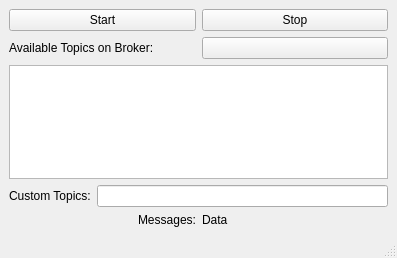
Old version of the form subscriber/subscriber.ui in the repository vietanhtran2710/topic-pub-sub.
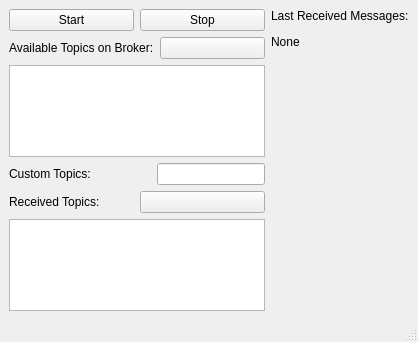
New version of the form. Icons and pictures are not drawn.

Commit message: subscribing multi-levels topic

Patch:
```diff
--- a/subscriber/subscriber.ui
+++ b/subscriber/subscriber.ui
@@ -6,17 +6,25 @@
    <rect>
     <x>0</x>
     <y>0</y>
-    <width>397</width>
-    <height>258</height>
+    <width>416</width>
+    <height>342</height>
    </rect>
   </property>
+  <property name="sizePolicy">
+   <sizepolicy hsizetype="MinimumExpanding" vsizetype="Preferred">
+    <horstretch>0</horstretch>
+    <verstretch>0</verstretch>
+   </sizepolicy>
+  </property>
   <property name="windowTitle">
    <string>subscriber</string>
   </property>
   <widget class="QWidget" name="centralwidget">
-   <layout class="QGridLayout" name="gridLayout">
-    <item row="0" column="0">
-     <layout class="QVBoxLayout" name="verticalLayout">
+   <layout class="QVBoxLayout" name="verticalLayout_3">
+    <item>
+     <layout class="QHBoxLayout" name="horizontalLayout_5">
+      <item>
+       <layout class="QVBoxLayout" name="verticalLayout_2">
       <item>
        <layout class="QHBoxLayout" name="horizontalLayout">
         <item>
@@ -46,6 +54,12 @@
         </item>
         <item>
          <widget class="QPushButton" name="refreshButton">
+            <property name="sizePolicy">
+             <sizepolicy hsizetype="Minimum" vsizetype="Fixed">
+              <horstretch>0</horstretch>
+              <verstretch>0</verstretch>
+             </sizepolicy>
+            </property>
           <property name="text">
            <string/>
           </property>
@@ -58,7 +72,14 @@
        </layout>
       </item>
       <item>
-       <widget class="QListView" name="listView"/>
+         <widget class="QListView" name="availableTopicsList">
+          <property name="sizePolicy">
+           <sizepolicy hsizetype="Minimum" vsizetype="Expanding">
+            <horstretch>0</horstretch>
+            <verstretch>0</verstretch>
+           </sizepolicy>
+          </property>
+         </widget>
       </item>
       <item>
        <layout class="QHBoxLayout" name="horizontalLayout_3">
@@ -70,26 +91,94 @@
          </widget>
         </item>
         <item>
-         <widget class="QLineEdit" name="lineEdit"/>
+           <widget class="QLineEdit" name="lineEdit">
+            <property name="sizePolicy">
+             <sizepolicy hsizetype="Fixed" vsizetype="Fixed">
+              <horstretch>0</horstretch>
+              <verstretch>0</verstretch>
+             </sizepolicy>
+            </property>
+           </widget>
         </item>
        </layout>
       </item>
       <item>
        <layout class="QHBoxLayout" name="horizontalLayout_4">
         <item>
+           <widget class="QLabel" name="label_5">
+            <property name="text">
+             <string>Received Topics:</string>
+            </property>
+           </widget>
+          </item>
+          <item>
+           <widget class="QPushButton" name="clearButton">
+            <property name="sizePolicy">
+             <sizepolicy hsizetype="Minimum" vsizetype="Fixed">
+              <horstretch>0</horstretch>
+              <verstretch>0</verstretch>
+             </sizepolicy>
+            </property>
+            <property name="text">
+             <string/>
+            </property>
+            <property name="icon">
+             <iconset>
+              <normaloff>../icons/cross.png</normaloff>../icons/cross.png</iconset>
+            </property>
+           </widget>
+          </item>
+         </layout>
+        </item>
+        <item>
+         <widget class="QListView" name="receivedTopicsList">
+          <property name="sizePolicy">
+           <sizepolicy hsizetype="Fixed" vsizetype="Expanding">
+            <horstretch>0</horstretch>
+            <verstretch>0</verstretch>
+           </sizepolicy>
+          </property>
+         </widget>
+        </item>
+       </layout>
+      </item>
+      <item>
+       <layout class="QVBoxLayout" name="verticalLayout">
+        <item>
          <widget class="QLabel" name="label_3">
+          <property name="maximumSize">
+           <size>
+            <width>16777215</width>
+            <height>20</height>
+           </size>
+          </property>
           <property name="text">
-           <string>Messages:</string>
+           <string>Last Received Messages:</string>
           </property>
           <property name="alignment">
-           <set>Qt::AlignRight|Qt::AlignTop|Qt::AlignTrailing</set>
+           <set>Qt::AlignLeading|Qt::AlignLeft|Qt::AlignTop</set>
           </property>
          </widget>
         </item>
         <item>
          <widget class="QLabel" name="label_4">
+          <property name="sizePolicy">
+           <sizepolicy hsizetype="Preferred" vsizetype="Preferred">
+            <horstretch>0</horstretch>
+            <verstretch>0</verstretch>
+           </sizepolicy>
+          </property>
           <property name="text">
-           <string>Data</string>
+           <string>None</string>
+          </property>
+          <property name="textFormat">
+           <enum>Qt::AutoText</enum>
+          </property>
+          <property name="alignment">
+           <set>Qt::AlignLeading|Qt::AlignLeft|Qt::AlignTop</set>
+          </property>
+          <property name="wordWrap">
+           <bool>false</bool>
           </property>
          </widget>
         </item>
```
Left out of the diff: 2 changed lines with no effect on the pictures. Lines whose indentation alone changed are shown as unchanged. The commit also changes 8 other files.
